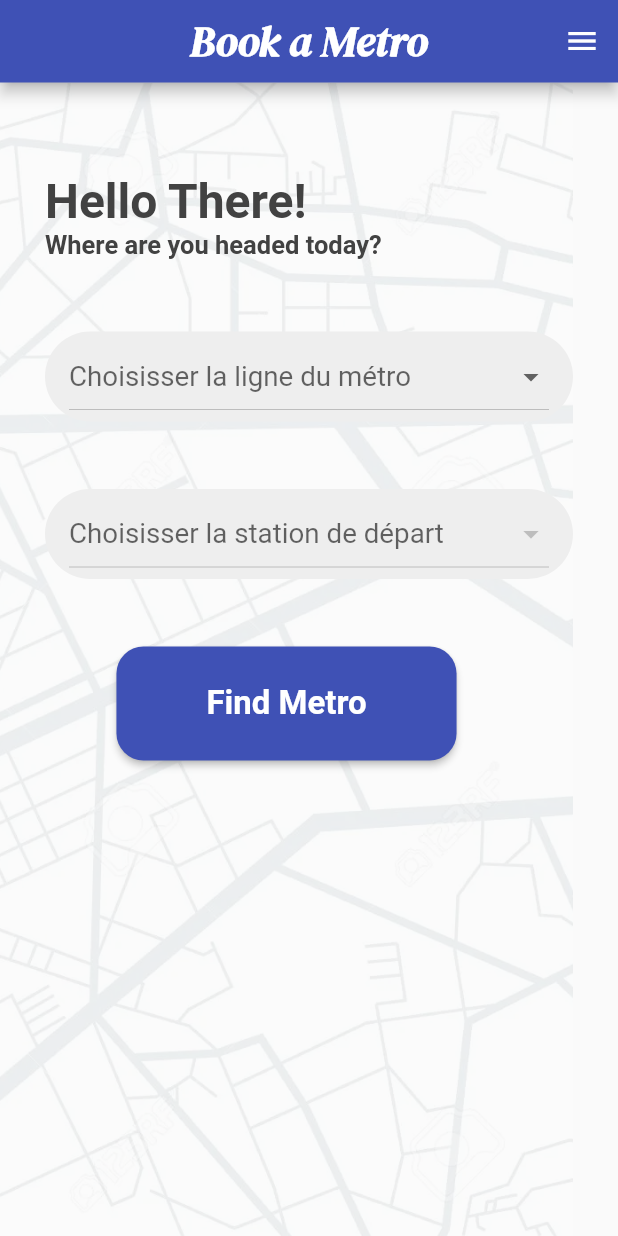
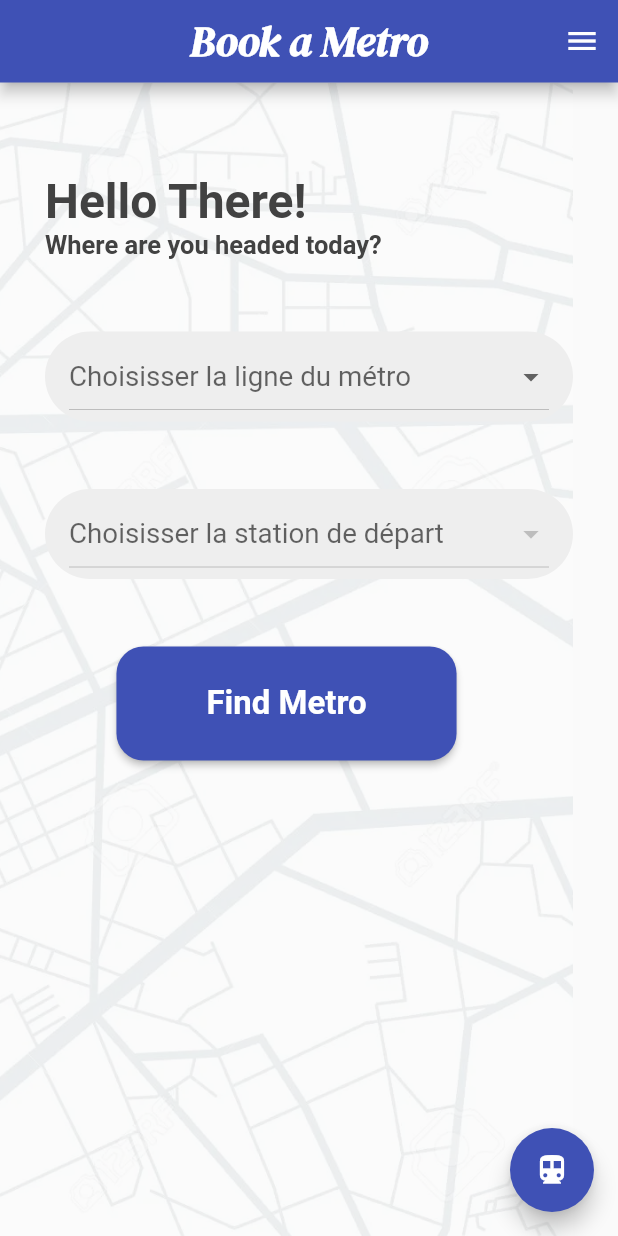
Before and after one commit to MahdiAyadi1/metroapp, a Flutter app: the screen it shows after launch, on a phone screen of 412 x 824 dp. Run offline on Flutter 3.47's test engine with Material 2 defaults, Android fonts, the phone set to English and light mode, and no system bars; our stand-ins replace firebase_core; missing offline and left inert: mysql1; accounts and stored records are empty; Roboto replaces fonts that are missing (Allfont).

Commit message:
floatingactionbutton_welcomePage

```diff
--- a/Mobile/metroapp/lib/pages/welcome.dart
+++ b/Mobile/metroapp/lib/pages/welcome.dart
@@ -29,6 +29,13 @@ class _WelcomeState extends State<Welcome> {
     return SafeArea(
       child: Scaffold(
           appBar: MyAppBar(text: "Book a Metro"),
+          floatingActionButton: FloatingActionButton(
+            onPressed: () {
+              Navigator.pushNamed(context, '/login');
+            },
+            child: Icon(Icons.directions_subway),
+            backgroundColor: MyVariables.mainColor,
+          ),
           endDrawer: MyWelcomeDrawer(),
           body: Container(
             decoration: MyBoxDecoration(),
```
